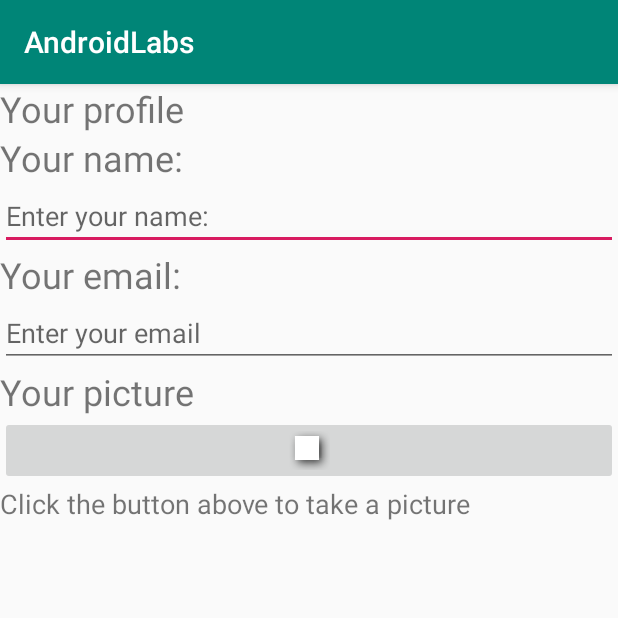
After one commit to algonquinyuanyuan2019/CST2335, an Android app: the ProfileActivity screen opened directly, with no data from a screen before it, on a phone screen of 412 x 824 dp, the top half of it. The commit adds this screen. Run offline under Robolectric (Android 15) with nearby library versions, the phone set to English and light mode, and no system bars.

Commit message:
finished lab3

```diff
--- a/app/build.gradle
+++ b/app/build.gradle
@@ -17,6 +17,10 @@ android {
             proguardFiles getDefaultProguardFile('proguard-android-optimize.txt'), 'proguard-rules.pro'
         }
     }
+    compileOptions {
+        sourceCompatibility = 1.8
+        targetCompatibility = 1.8
+    }
 }
 
 dependencies {
--- /dev/null
+++ b/app/src/main/java/com/example/androidlabs/ProfileActivity.java
@@ -0,0 +1,85 @@
+package com.example.androidlabs;
+
+import androidx.appcompat.app.AppCompatActivity;
+import android.content.Intent;
+import android.content.SharedPreferences;
+import android.util.Log;
+import android.widget.EditText;
+import android.widget.ImageButton;
+import android.content.Context;
+import android.os.Bundle;
+import android.provider.MediaStore;
+import android.graphics.Bitmap;
+
+public class ProfileActivity extends AppCompatActivity {
+    public static final String ACTIVITY_NAME = "PROFILE_ACTIVITY";
+    static final int REQUEST_IMAGE_CAPTURE = 1;
+    ImageButton imageButton1;
+
+    @Override
+    protected void onActivityResult(int requestCode, int resultCode, Intent data) {
+        super.onActivityResult(requestCode, resultCode, data);
+        if (requestCode == REQUEST_IMAGE_CAPTURE && resultCode == RESULT_OK) {
+            Bundle extras = data.getExtras();
+            Bitmap imageBitmap = (Bitmap) extras.get("data");
+            imageButton1.setImageBitmap(imageBitmap);
+        }
+        Log.e(ACTIVITY_NAME, "In function:" + "onActivityResult");
+    }
+
+    @Override
+    protected void onCreate(Bundle savedInstanceState) {
+        super.onCreate(savedInstanceState);
+        setContentView(R.layout.activity_main_lab3_2);
+        SharedPreferences prefs = getApplicationContext().getSharedPreferences("lab3_android", Context.MODE_PRIVATE);
+
+        EditText input_text2 = (EditText) findViewById(R.id.inputtext22);
+        input_text2.setText(prefs.getString("email", ""));
+        imageButton1 = findViewById(R.id.imageButton);
+        if (imageButton1 != null)
+            imageButton1.setOnClickListener(v -> {
+                Intent takePictureIntent = new Intent(MediaStore.ACTION_IMAGE_CAPTURE);
+                if (takePictureIntent.resolveActivity(getPackageManager()) != null) {
+                    startActivityForResult(takePictureIntent, REQUEST_IMAGE_CAPTURE);
+                }
+            });
+        Log.e(ACTIVITY_NAME, "In function:" + "onCreate()");
+    }
+
+    @Override
+    protected void onStart() {
+        super.onStart();
+        Log.e(ACTIVITY_NAME, "In function:" + "onStart()");
+    }
+
+    @Override
+    protected void onResume() {
+        super.onResume();
+        Log.e(ACTIVITY_NAME, "In function:" + "onResume()");
+    }
+
+
+    @Override
+    protected void onPause() {
+        super.onPause();
+        Log.e(ACTIVITY_NAME, "In function:" + "onPause()");
+    }
+
+    @Override
+    protected void onStop() {
+        super.onStop();
+        Log.e(ACTIVITY_NAME, "In function:" + "onStop()");
+    }
+
+    @Override
+    protected void onDestroy() {
+        super.onDestroy();
+        Log.e(ACTIVITY_NAME, "In function:" + "onDestroy()");
+    }
+
+
+
+
+
+
+}
--- /dev/null
+++ b/app/src/main/res/layout/activity_main_lab3_2.xml
@@ -0,0 +1,92 @@
+<?xml version="1.0" encoding="utf-8"?>
+<RelativeLayout
+    xmlns:android="http://schemas.android.com/apk/res/android"
+    android:orientation="vertical"
+    android:layout_width="match_parent"
+    android:layout_height="match_parent">
+
+
+    <TextView
+        android:id="@+id/textView21"
+        android:layout_width="wrap_content"
+        android:layout_height="wrap_content"
+        android:layout_alignParentTop="true"
+        android:text="@string/yourprofile"
+        android:textSize="24sp" />
+
+    <TextView
+        android:id="@+id/textView22"
+        android:layout_width="wrap_content"
+        android:layout_height="wrap_content"
+        android:layout_below="@+id/textView21"
+        android:text="@string/yourname"
+        android:textSize="24sp" />
+
+    <EditText
+        android:id="@+id/inputtext21"
+        android:layout_width="match_parent"
+        android:layout_height="wrap_content"
+        android:layout_below="@id/textView22"
+        android:hint="@string/entername"
+        android:inputType="textPersonName"/>
+
+    <TextView
+        android:id="@+id/textView23"
+        android:layout_width="wrap_content"
+        android:layout_height="wrap_content"
+        android:layout_below="@+id/inputtext21"
+        android:text="@string/youremail"
+        android:textSize="24sp" />
+
+    <EditText
+        android:id="@+id/inputtext22"
+        android:layout_width="match_parent"
+        android:layout_height="wrap_content"
+        android:layout_below="@id/textView23"
+        android:hint="@string/enteryouremail"
+        android:inputType="textPersonName"/>
+
+    <TextView
+        android:id="@+id/textView24"
+        android:layout_width="wrap_content"
+        android:layout_height="wrap_content"
+        android:layout_below="@+id/inputtext22"
+        android:text="@string/yourpicture"
+        android:textSize="24sp" />
+
+    <ImageButton
+        android:id="@+id/imageButton"
+        android:layout_width="match_parent"
+        android:layout_height="wrap_content"
+        android:layout_below="@id/textView24"
+        android:src="@android:drawable/picture_frame" />
+
+    <TextView
+        android:id="@+id/textView25"
+        android:layout_width="wrap_content"
+        android:layout_height="wrap_content"
+        android:layout_below="@+id/imageButton"
+        android:text="@string/takepicture"
+        android:textSize="18sp" />
+
+
+
+
+
+
+
+
+
+
+
+
+
+
+
+
+
+
+
+
+
+</RelativeLayout>
--- a/app/src/main/res/values/strings.xml
+++ b/app/src/main/res/values/strings.xml
@@ -2,4 +2,28 @@
     <string name="app_name">AndroidLabs</string>
     <string name="hello_message">Hello World!</string>
     <string name="ButtonText">I\'m a button!</string><!--\means after it is not a special carector, not a special meaning-->
+    <string name="lookAtMyCUI">Look at my GUI</string>
+    <string name="clickhere">Click here</string>
+    <string name="checkbox">CheckBox</string>
+    <string name="switch1">Switch on / off</string>
+    <string name="typehere">Type here</string>
+
+    <string name="enterEmail">Enter your email address: </string>
+    <string name="Typeemail">Type email here: </string>
+    <string name="TypePassword">Type your password: </string>
+    <string name="password">password: </string>
+    <string name="login">LOGIN</string>
+    <string name="yourprofile">Your profile</string>
+    <string name="yourname">Your name: </string>
+    <string name="entername">Enter your name: </string>
+    <string name="youremail">Your email: </string>
+    <string name="enteryouremail">Enter your email </string>
+    <string name="yourpicture">Your picture </string>
+    <string name="takepicture">Click the button above to take a picture </string>
+
+
+
+
+
+
 </resources>
--- /dev/null
+++ b/settings.gradle
@@ -0,0 +1,2 @@
+include ':app'
+rootProject.name='AndroidLabs'
```
Also changed, not shown: app/src/main/AndroidManifest.xml (+6 -1 lines), app/src/main/java/com/example/androidlabs/MainActivity.java (+39 -1 lines), app/src/main/res/layout/activity_main_grid.xml (added, +77 -0 lines), app/src/main/res/layout/activity_main_lab3.xml (added, +51 -0 lines), app/src/main/res/layout/activity_main_linear.xml (added, +72 -0 lines), app/src/main/res/layout/activity_main_relative.xml (added, +56 -0 lines), build.gradle (added, +27 -0 lines), gradle.properties (added, +24 -0 lines), app/src/main/res/drawable/flag.png (added), gradle/wrapper/gradle-wrapper.properties (added), 5 other files.
